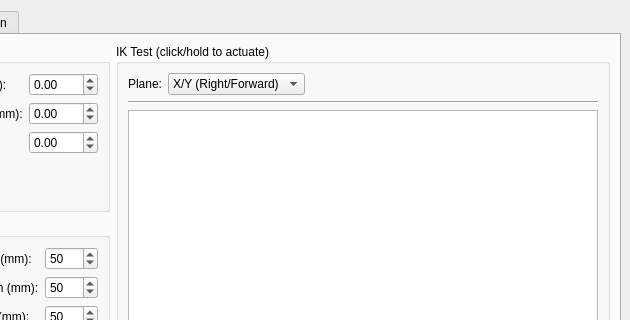
Before: the Qt Designer form mtool_main_window.ui in mjbots/mjmech, drawn with Qt 5; both pictures show x 319 to 949 and y 0 to 320 of the 949 by 586 pixel window.
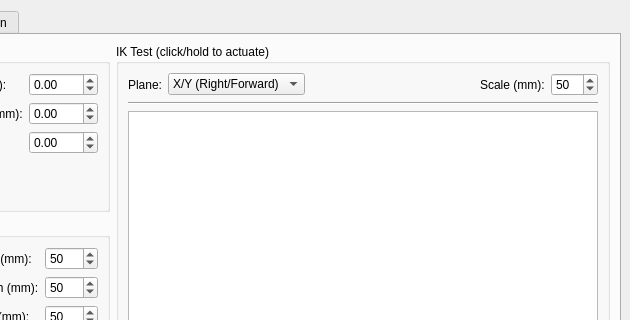
After: the same form once the commit is applied. The open tabs and pages were chosen to show the change.

Commit message: mtool: Make IK leg tester scale configurable.

```diff
--- a/mtool_main_window.ui
+++ b/mtool_main_window.ui
@@ -717,12 +717,38 @@
                </property>
                <property name="sizeHint" stdset="0">
                 <size>
-                 <width>40</width>
+                 <width>18</width>
                  <height>20</height>
                 </size>
                </property>
               </spacer>
              </item>
+             <item>
+              <widget class="QLabel" name="scaleLabel">
+               <property name="text">
+                <string>Scale (mm):</string>
+               </property>
+              </widget>
+             </item>
+             <item>
+              <widget class="QDoubleSpinBox" name="scaleSpin">
+               <property name="decimals">
+                <number>0</number>
+               </property>
+               <property name="minimum">
+                <double>10.000000000000000</double>
+               </property>
+               <property name="maximum">
+                <double>500.000000000000000</double>
+               </property>
+               <property name="singleStep">
+                <double>10.000000000000000</double>
+               </property>
+               <property name="value">
+                <double>50.000000000000000</double>
+               </property>
+              </widget>
+             </item>
             </layout>
            </item>
            <item>
```
Left out of the diff: 2 changed lines with no effect on the pictures. The commit also changes 1 other file.
